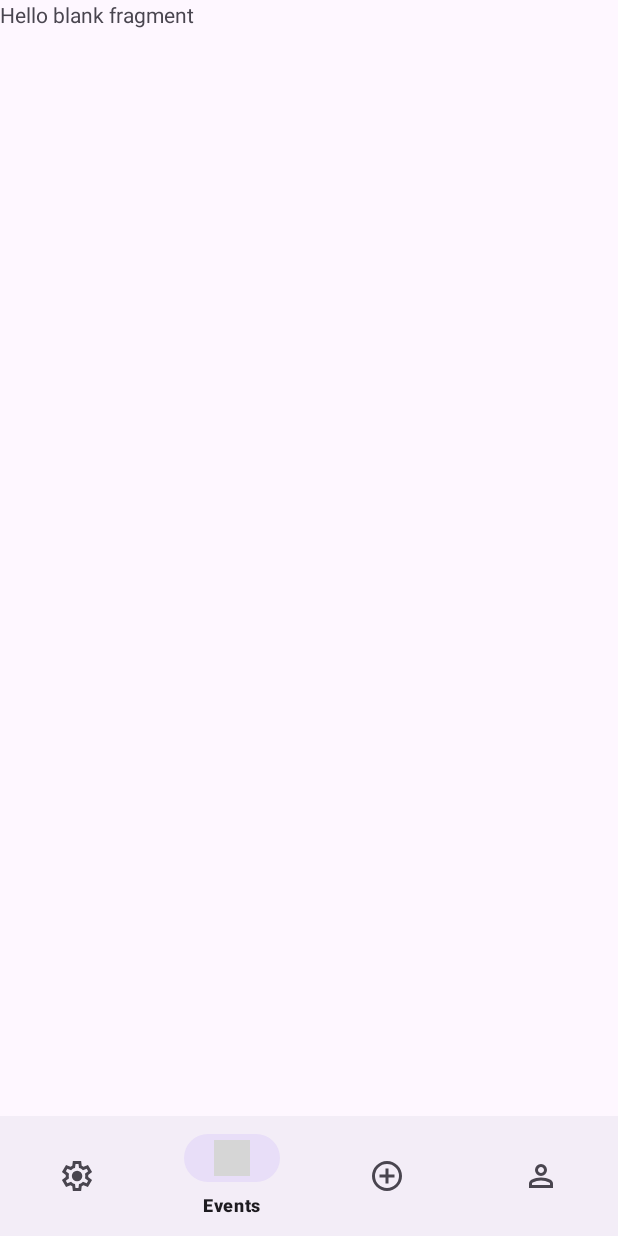
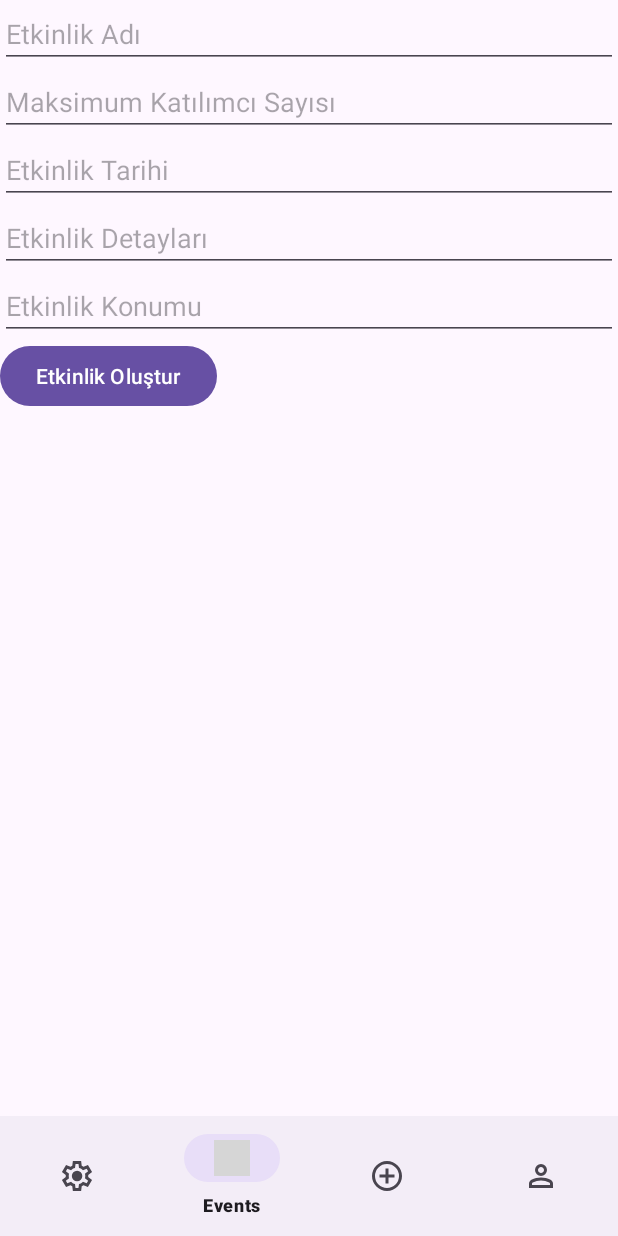
Before and after one commit to HobbyATM/HobbyApp, an Android app: the fragment AddEvent placed in its activity, on a phone screen of 412 x 824 dp. Run offline under Robolectric (Android 15) with nearby library versions, the phone set to English and light mode, and no system bars; our stand-ins replace Firebase (no records; nobody signed in at launch, a user with empty details on screens opened directly); grey boxes are pictures that could not be loaded.

Commit message:
AddEvent Fragment

```diff
--- a/app/build.gradle.kts
+++ b/app/build.gradle.kts
@@ -49,6 +49,8 @@ dependencies {
     implementation(libs.androidx.constraintlayout)
     implementation(libs.firebase.auth)
     implementation(libs.firebase.firestore)
+    implementation(libs.firebase.database.ktx)
+    implementation(libs.firebase.database)
     testImplementation(libs.junit)
     androidTestImplementation(libs.androidx.junit)
     androidTestImplementation(libs.androidx.espresso.core)
--- a/app/src/main/java/com/example/hobbyapp/AddEvent.kt
+++ b/app/src/main/java/com/example/hobbyapp/AddEvent.kt
@@ -1,31 +1,32 @@
 package com.example.hobbyapp
 
+import android.app.DatePickerDialog
 import android.os.Bundle
 import androidx.fragment.app.Fragment
 import android.view.LayoutInflater
 import android.view.View
 import android.view.ViewGroup
+import android.widget.Button
+import android.widget.EditText
+import android.widget.Toast
+import com.google.firebase.database.DatabaseReference
+import com.google.firebase.database.FirebaseDatabase
+import java.util.Calendar
 
-// TODO: Rename parameter arguments, choose names that match
-// the fragment initialization parameters, e.g. ARG_ITEM_NUMBER
-private const val ARG_PARAM1 = "param1"
-private const val ARG_PARAM2 = "param2"
+class AddEvent : Fragment() {
 
-/**
- * A simple [Fragment] subclass.
- * Use the [AddEvent.newInstance] factory method to
- * create an instance of this fragment.
- */
-class AddEvent : Fragment() {
-    // TODO: Rename and change types of parameters
-    private var param1: String? = null
-    private var param2: String? = null
+    private lateinit var eventNameEditText: EditText
+    private lateinit var maxParticipantsEditText: EditText
+    private lateinit var eventDateEditText: EditText
+    private lateinit var eventDetailsEditText: EditText
+    private lateinit var eventLocationEditText: EditText
+    private lateinit var createEventButton: Button
+    private lateinit var database: DatabaseReference
 
     override fun onCreate(savedInstanceState: Bundle?) {
         super.onCreate(savedInstanceState)
         arguments?.let {
-            param1 = it.getString(ARG_PARAM1)
-            param2 = it.getString(ARG_PARAM2)
+
         }
     }
 
@@ -33,27 +34,80 @@ class AddEvent : Fragment() {
         inflater: LayoutInflater, container: ViewGroup?,
         savedInstanceState: Bundle?
     ): View? {
-        // Inflate the layout for this fragment
-        return inflater.inflate(R.layout.fragment_add_event, container, false)
+        val view = inflater.inflate(R.layout.fragment_add_event, container, false)
+
+        // UI bileşenlerini bağlama
+        eventNameEditText = view.findViewById(R.id.eventName)
+        maxParticipantsEditText = view.findViewById(R.id.maxParticipants)
+        eventDateEditText = view.findViewById(R.id.eventDateEditText)
+        eventDetailsEditText = view.findViewById(R.id.eventDetails)
+        eventLocationEditText = view.findViewById(R.id.eventLocation)
+        createEventButton = view.findViewById(R.id.createEventButton)
+
+        // Firebase Database referansını al
+        database = FirebaseDatabase.getInstance("https://hobbyapp-75fdb-default-rtdb.europe-west1.firebasedatabase.app").reference.child("Events")
+        Toast.makeText(context, "database adı == $database", Toast.LENGTH_SHORT).show()
+        // Tarih seçici dialogu açma
+        eventDateEditText.setOnClickListener {
+            showDatePickerDialog()
+        }
+
+        // Buton tıklama olayını ayarla
+        createEventButton.setOnClickListener {
+
+            createEvent()
+        }
+
+        return view
+    }
+    private fun showDatePickerDialog() {
+        val calendar = Calendar.getInstance()
+        val year = calendar.get(Calendar.YEAR)
+        val month = calendar.get(Calendar.MONTH)
+        val day = calendar.get(Calendar.DAY_OF_MONTH)
+
+        val datePickerDialog = DatePickerDialog(
+            requireContext(),
+            { _, selectedYear, selectedMonth, selectedDay ->
+                // Seçilen tarihi EditText'e yazma
+                val selectedDate = "$selectedDay/${selectedMonth + 1}/$selectedYear"
+                eventDateEditText.setText(selectedDate)
+            },
+            year, month, day
+        )
+        datePickerDialog.show()
     }
 
-    companion object {
-        /**
-         * Use this factory method to create a new instance of
-         * this fragment using the provided parameters.
-         *
-         * @param param1 Parameter 1.
-         * @param param2 Parameter 2.
-         * @return A new instance of fragment AddEvent.
-         */
-        // TODO: Rename and change types and number of parameters
-        @JvmStatic
-        fun newInstance(param1: String, param2: String) =
-            AddEvent().apply {
-                arguments = Bundle().apply {
-                    putString(ARG_PARAM1, param1)
-                    putString(ARG_PARAM2, param2)
+    private fun createEvent() {
+        val eventName = eventNameEditText.text.toString().trim()
+        val maxParticipants = maxParticipantsEditText.text.toString().trim().toIntOrNull() ?: 0
+        val eventDate = eventDateEditText.text.toString().trim()
+        val eventDetails = eventDetailsEditText.text.toString().trim()
+        val eventLocation = eventLocationEditText.text.toString().trim()
+
+        if (eventName.isEmpty() || eventDate.isEmpty() || eventDetails.isEmpty() || eventLocation.isEmpty()) {
+            // Hata mesajı göster
+            Toast.makeText(context, "Lütfen tüm alanları doldurun", Toast.LENGTH_SHORT).show()
+            return
+        }
+
+        val eventId = database.push().key
+
+
+
+        if (eventId != null) {
+            Toast.makeText(context, "database adı == $eventId", Toast.LENGTH_SHORT).show()
+            val event = Event(eventName, maxParticipants, eventDate, eventDetails, eventLocation)
+            database.child(eventId).setValue(event)
+                .addOnSuccessListener {
+                    Toast.makeText(context, "Etkinlik başarıyla oluşturuldu", Toast.LENGTH_SHORT).show()
                 }
-            }
+                .addOnFailureListener { e ->
+                    Toast.makeText(context, "Etkinlik oluşturulamadı: ${e.message}", Toast.LENGTH_SHORT).show()
+                }
+        }
+        else{
+            Toast.makeText(context, "eventıd girmedi.", Toast.LENGTH_SHORT).show()
+        }
     }
 }
--- a/app/src/main/java/com/example/hobbyapp/MainApp.kt
+++ b/app/src/main/java/com/example/hobbyapp/MainApp.kt
@@ -27,7 +27,6 @@ class MainApp : AppCompatActivity() {
 
         val uid = sharedPreferences.getString("uid", null)
 
-        Toast.makeText(this, "Kullanıcı ID == $uid", Toast.LENGTH_SHORT).show()
         if (uid != null) {
             fetchUserData(uid)
         } else {
--- a/app/src/main/res/layout/fragment_add_event.xml
+++ b/app/src/main/res/layout/fragment_add_event.xml
@@ -5,10 +5,49 @@
     android:layout_height="match_parent"
     tools:context=".AddEvent">
 
-    <!-- TODO: Update blank fragment layout -->
-    <TextView
+    <LinearLayout
         android:layout_width="match_parent"
         android:layout_height="match_parent"
-        android:text="@string/hello_blank_fragment" />
+        android:orientation="vertical">
 
+        <EditText
+            android:id="@+id/eventName"
+            android:layout_width="match_parent"
+            android:layout_height="wrap_content"
+            android:hint="Etkinlik Adı"/>
+
+        <EditText
+            android:id="@+id/maxParticipants"
+            android:layout_width="match_parent"
+            android:layout_height="wrap_content"
+            android:hint="Maksimum Katılımcı Sayısı"
+            android:inputType="number"/>
+
+        <EditText
+            android:id="@+id/eventDateEditText"
+            android:layout_width="match_parent"
+            android:layout_height="wrap_content"
+            android:hint="Etkinlik Tarihi"
+            android:focusable="false"
+            android:clickable="true"/>
+
+        <EditText
+            android:id="@+id/eventDetails"
+            android:layout_width="match_parent"
+            android:layout_height="wrap_content"
+            android:hint="Etkinlik Detayları"/>
+
+        <EditText
+            android:id="@+id/eventLocation"
+            android:layout_width="match_parent"
+            android:layout_height="wrap_content"
+            android:hint="Etkinlik Konumu"/>
+
+        <Button
+            android:id="@+id/createEventButton"
+            android:layout_width="wrap_content"
+            android:layout_height="wrap_content"
+            android:text="Etkinlik Oluştur"/>
+
+    </LinearLayout>
 </FrameLayout>
--- a/gradle/libs.versions.toml
+++ b/gradle/libs.versions.toml
@@ -12,6 +12,8 @@ constraintlayout = "2.1.4"
 googleServices = "4.4.1"
 firebaseAuth = "23.0.0"
 firebaseFirestore = "25.0.0"
+firebaseDatabaseKtx = "21.0.0"
+firebaseDatabase = "21.0.0"
 
 [libraries]
 androidx-core-ktx = { group = "androidx.core", name = "core-ktx", version.ref = "coreKtx" }
@@ -25,6 +27,8 @@ androidx-constraintlayout = { group = "androidx.constraintlayout", name = "const
 google-services = { group = "com.google.gms", name = "google-services", version.ref = "googleServices" }
 firebase-auth = { group = "com.google.firebase", name = "firebase-auth", version.ref = "firebaseAuth" }
 firebase-firestore = { group = "com.google.firebase", name = "firebase-firestore", version.ref = "firebaseFirestore" }
+firebase-database-ktx = { group = "com.google.firebase", name = "firebase-database-ktx", version.ref = "firebaseDatabaseKtx" }
+firebase-database = { group = "com.google.firebase", name = "firebase-database", version.ref = "firebaseDatabase" }
 
 [plugins]
 androidApplication = { id = "com.android.application", version.ref = "agp" }
```
Also changed, not shown: app/src/main/java/com/example/hobbyapp/Event.kt (added, +9 -0 lines).
